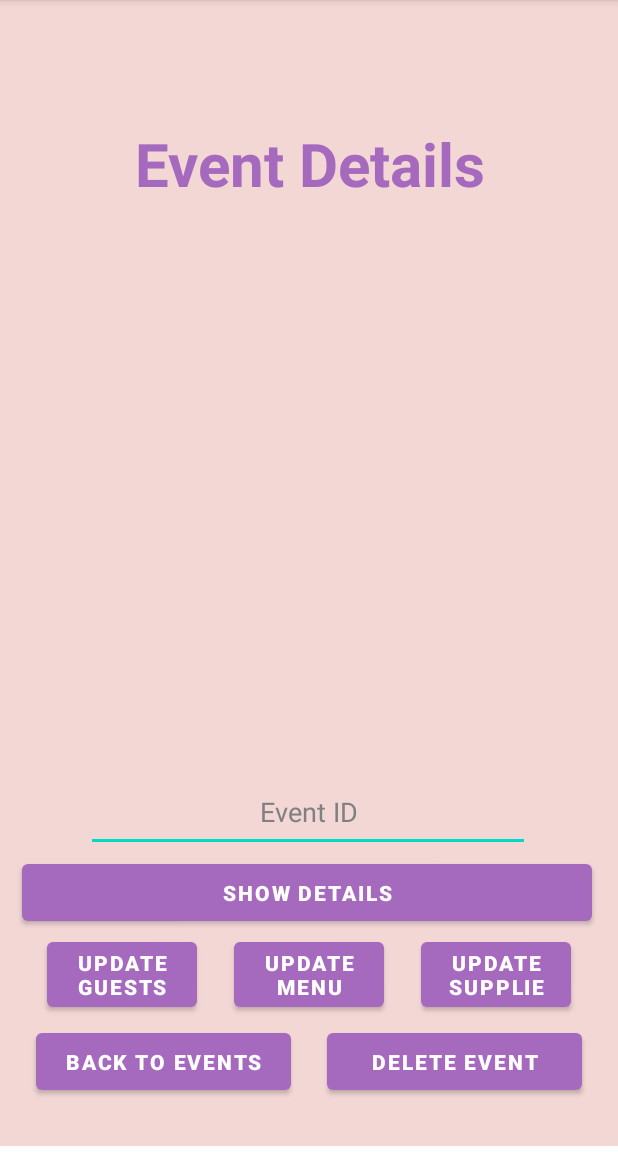
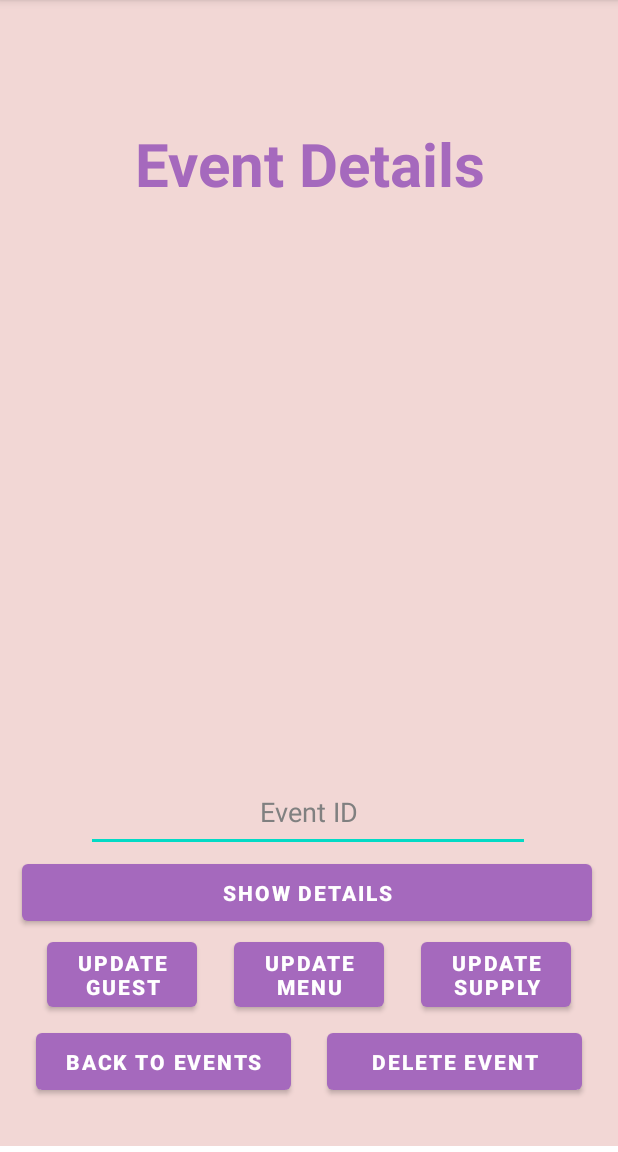
Before and after one commit to Jessica0192/PartyPlanner_Mobile, an Android app: the ViewEventActivity screen opened directly, with no data from a screen before it, on a phone screen of 412 x 824 dp, the part 84-1236 px from its top. Run offline under Robolectric (Android 15) with nearby library versions, the phone set to English and light mode, and no system bars.

Commit message:
Update activity_view_delete_events.xml

```diff
--- a/app/src/main/java/com/example/assignment1/ViewEventActivity.java
+++ b/app/src/main/java/com/example/assignment1/ViewEventActivity.java
@@ -47,6 +47,9 @@ public class ViewEventActivity extends EventListActivity {
     Button viewDetailsBtn = null;
     Button deleteEventBtn = null;
     Button backBtn = null;
+    Button updateGuestBtn = null;
+    Button updateMenuBtn = null;
+    Button updateSupplyBtn = null;
 
     @Override
     protected void onCreate(Bundle savedInstanceState) {
@@ -158,7 +161,7 @@ public class ViewEventActivity extends EventListActivity {
             /*
              * FUNCTION: onClick
              * DESCRIPTION:
-             *      This function is called when View Details button is clicked
+             *      This function is called when Back to Events button is clicked
              * PARAMETER:
              *      View v: the view within the AdapterView that was clicked
              * RETURNS:
@@ -169,6 +172,25 @@ public class ViewEventActivity extends EventListActivity {
                 finish();
                 //Intent eventListIntent = new Intent(v.getContext(), EventListActivity.class);
                 //startActivity(eventListIntent);
+            }
+        });
+
+        // Back to Event List
+        updateGuestBtn = (Button) findViewById(R.id.btnUpdateGuests);
+        updateGuestBtn.setOnClickListener(new View.OnClickListener() {
+            /*
+             * FUNCTION: onClick
+             * DESCRIPTION:
+             *      This function is called when View Details button is clicked
+             * PARAMETER:
+             *      View v: the view within the AdapterView that was clicked
+             * RETURNS:
+             *      void: there's no return value
+             */
+            @Override
+            public void onClick(View v) {
+                Intent updateGuestIntent = new Intent(v.getContext(), GuestActivity.class);
+                startActivity(updateGuestIntent);
             }
         });
     }
--- a/app/src/main/res/layout/activity_view_delete_events.xml
+++ b/app/src/main/res/layout/activity_view_delete_events.xml
@@ -95,7 +95,7 @@
             android:layout_width="100dp"
             android:layout_height="55dp"
             android:layout_marginBottom="10dp"
-            android:text="Update Guests"
+            android:text="Update Guest"
             android:textColor="@android:color/white"
             android:textStyle="bold"
             app:backgroundTint="@color/purple_btn"
@@ -127,7 +127,7 @@
             android:layout_width="100dp"
             android:layout_height="55dp"
             android:layout_marginBottom="10dp"
-            android:text="Update Supplies"
+            android:text="Update Supply"
             android:textColor="@android:color/white"
             android:textStyle="bold"
             app:backgroundTint="@color/purple_btn"
```
